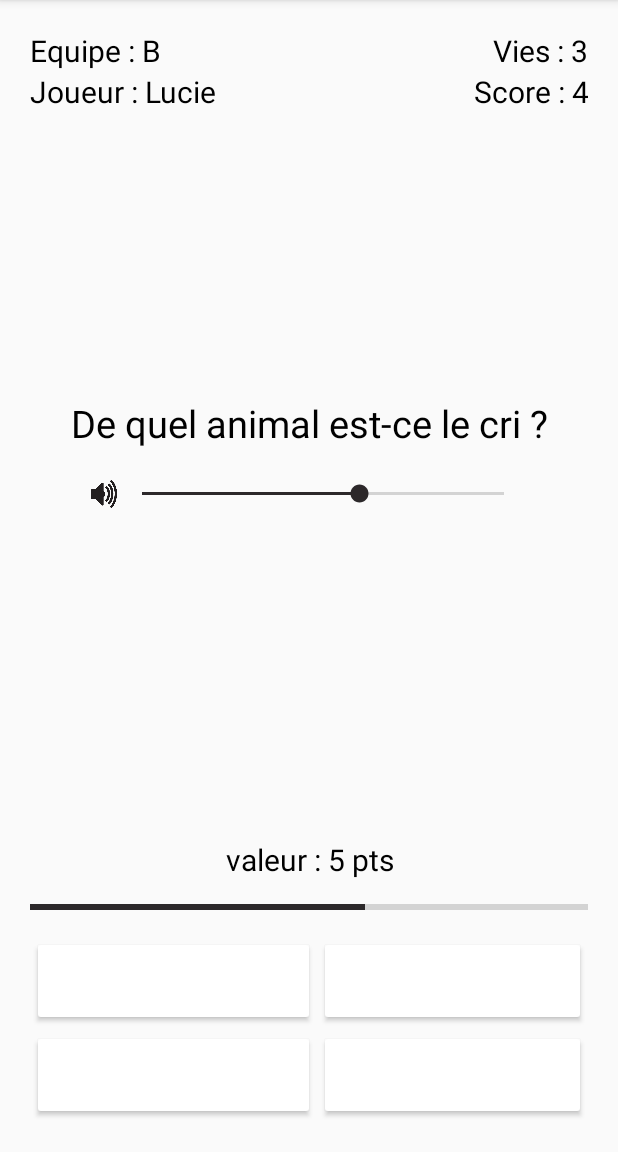
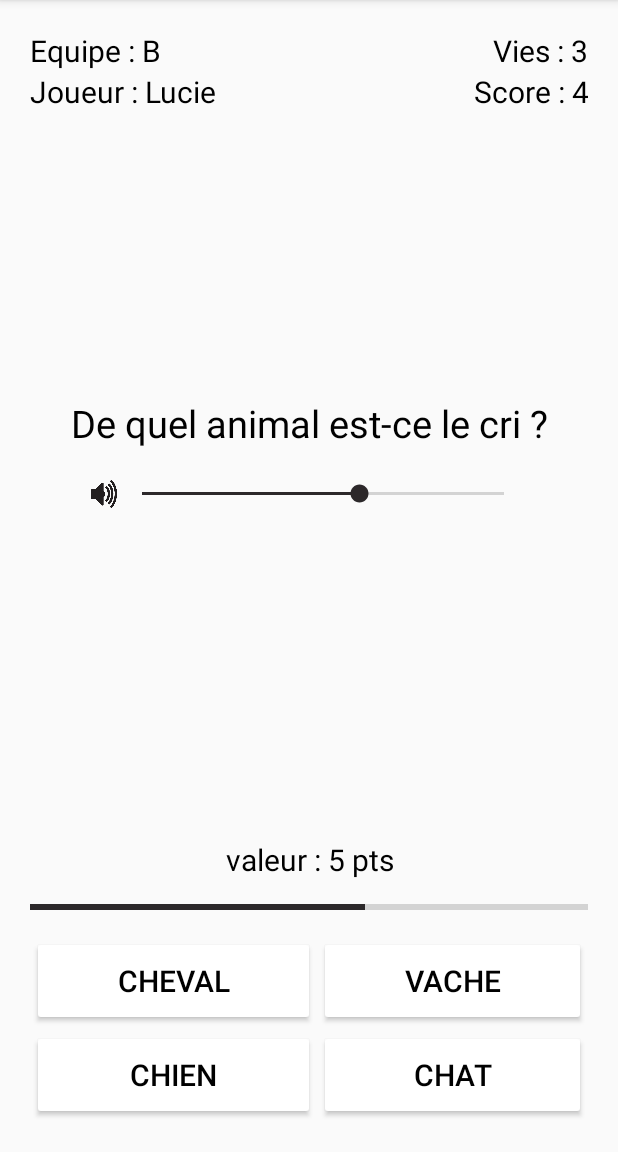
Before and after one commit to flodlc/android-app, an Android app: the QuizzActivity screen opened directly, with no data from a screen before it, on a phone screen of 412 x 824 dp, the part 84-1236 px from its top. Run offline under Robolectric (Android 15) with nearby library versions, the phone set to English and light mode, and no system bars.

Commit message:
fix color

```diff
--- a/app/src/main/res/layout/activity_quizz.xml
+++ b/app/src/main/res/layout/activity_quizz.xml
@@ -120,7 +120,6 @@
                     android:layout_margin="1dp"
                     android:layout_weight="10"
                     android:text="Cheval"
-                    android:textColor="@color/colorWhite"
                     android:textSize="20sp" />
 
                 <Button
@@ -129,7 +128,6 @@
                     android:layout_margin="1dp"
                     android:layout_weight="10"
                     android:text="Vache"
-                    android:textColor="@color/colorWhite"
                     android:textSize="20sp" />
             </TableRow>
 
@@ -141,7 +139,6 @@
                     android:layout_margin="1dp"
                     android:layout_weight="10"
                     android:text="Chien"
-                    android:textColor="@color/colorWhite"
                     android:textSize="20sp" />
 
                 <Button
@@ -150,7 +147,6 @@
                     android:layout_margin="1dp"
                     android:layout_weight="10"
                     android:text="Chat"
-                    android:textColor="@color/colorWhite"
                     android:textSize="20sp" />
             </TableRow>
         </TableLayout>
```
Also changed, not shown: app/src/main/java/com/app/QuizzActivity.java (+0 -16 lines).
